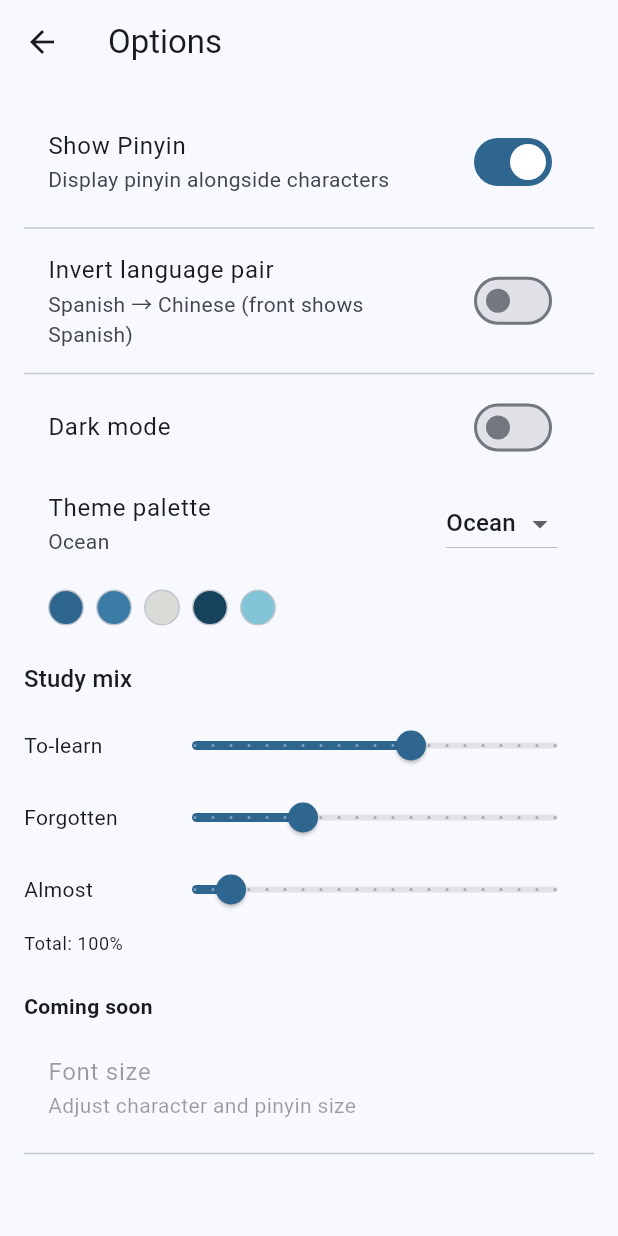
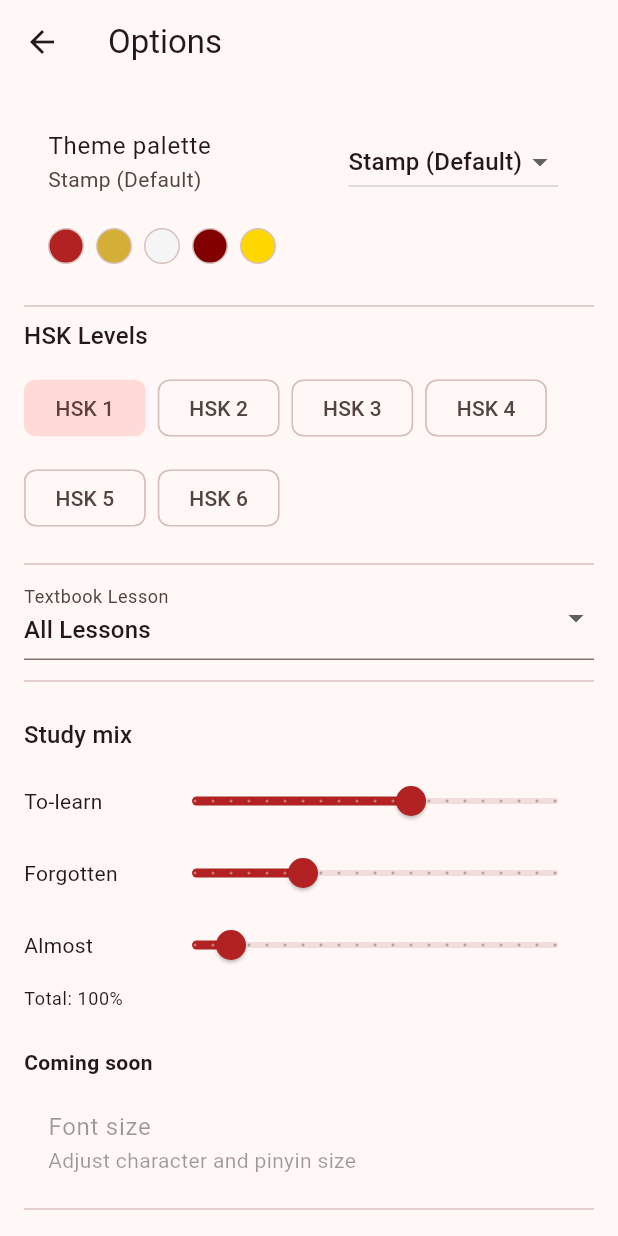
Before and after one commit to davidhthe2nd/mandarin-flashcards, a Flutter app: the OptionsScreen screen opened directly, on a phone screen of 412 x 824 dp. Run offline on Flutter 3.47's test engine with Material 3 defaults, Android fonts, the phone set to English and light mode, and no system bars; our stand-ins replace audioplayers, go_router, hive, hive_flutter; accounts and stored records are empty.

Commit message:
Add assets, lesson selection and UI polish
Add two image assets and a new 'Stamp' color palette; revamp several UI screens and widgets. Introduce selectedLesson state with persistence in options_state. Redesign MainMenuScreen to use a full-screen background, logo, centered cards and updated navigation; simplify/disable some toggles. Update OptionsScreen to use HSK FilterChips, a textbook lesson Dropdown, and tidy layout (some switches commented out). Restyle AnswerButtons with subtle tonal FilledButtons and refactor FlashcardFace for improved typography, audio icons, spacing and card visuals.

```diff
--- a/mandarin_flashcards/lib/state/options_state.dart
+++ b/mandarin_flashcards/lib/state/options_state.dart
@@ -169,4 +169,14 @@ Future<void> setMix({double? toLearn, double? forgotten, double? almost}) async
   await _write();
   notifyListeners();
 }
+
+int _selectedLesson = 0;
+int get selectedLesson => _selectedLesson;
+
+Future<void> setSelectedLesson(int lesson) async {
+  _selectedLesson = lesson;
+  await _box.put('selectedLesson', lesson);
+  notifyListeners();
 }
+
+}
--- a/mandarin_flashcards/lib/ui/screens/options_screen.dart
+++ b/mandarin_flashcards/lib/ui/screens/options_screen.dart
@@ -12,33 +12,34 @@ class OptionsScreen extends StatelessWidget {
   Widget build(BuildContext context) {
     final opts = context.watch<OptionsState>();
     final deck = context.read<DeckState>();
+    final t = Theme.of(context).textTheme;
 
     return Scaffold(
       appBar: AppBar(title: const Text('Options')),
       body: ListView(
         padding: const EdgeInsets.all(16),
         children: [
-          SwitchListTile(
-            title: const Text('Show Pinyin'),
-            subtitle: const Text('Display pinyin alongside characters'),
-            value: opts.showPinyin,
-            onChanged: (v) => context.read<OptionsState>().toggleShowPinyin(v),
-          ),
-          const Divider(),
+          // SwitchListTile(
+          //   title: const Text('Show Pinyin'),
+          //   subtitle: const Text('Display pinyin alongside characters'),
+          //   value: opts.showPinyin,
+          //   onChanged: (v) => context.read<OptionsState>().toggleShowPinyin(v),
+          // ),
+          // const Divider(),
 
-          SwitchListTile(
-            title: const Text('Invert language pair'),
-            subtitle: const Text('Spanish → Chinese (front shows Spanish)'),
-            value: opts.invertPair,
-            onChanged: (v) => context.read<OptionsState>().toggleInvertPair(v),
-          ),
+          // SwitchListTile(
+          //   title: const Text('Invert language pair'),
+          //   subtitle: const Text('Spanish → Chinese (front shows Spanish)'),
+          //   value: opts.invertPair,
+          //   onChanged: (v) => context.read<OptionsState>().toggleInvertPair(v),
+          // ),
 
-          const Divider(),
-          SwitchListTile(
-            title: const Text('Dark mode'),
-            value: opts.darkMode,
-            onChanged: (v) => context.read<OptionsState>().setDarkMode(v),
-          ),
+          // const Divider(),
+          // SwitchListTile(
+          //   title: const Text('Dark mode'),
+          //   value: opts.darkMode,
+          //   onChanged: (v) => context.read<OptionsState>().setDarkMode(v),
+          // ),
           ListTile(
             title: const Text('Theme palette'),
             subtitle: Text(TestPalettes.names[opts.activePaletteIndex]),
@@ -76,6 +77,43 @@ class OptionsScreen extends StatelessWidget {
               }).toList(),
             ),
           ),
+          const SizedBox(height: 12),
+          const Divider(),
+          Text("HSK Levels", style: t.titleMedium),
+          const SizedBox(height: 12),
+          Wrap(
+          spacing: 8,      // Horizontal space between chips
+          runSpacing: 12,  // Vertical space between lines (Fixes your 2nd issue!)
+          children: List.generate(6, (index) {
+            final level = index + 1;
+            final isSelected = opts.includesHSK(level);
+
+            return FilterChip(
+              label: Text("HSK $level"),
+              selected: isSelected,
+              showCheckmark: false, // Prevents width change/jumping
+              // Optional: Explicitly set padding to keep them consistent
+              padding: const EdgeInsets.symmetric(horizontal: 12, vertical: 8),
+              onSelected: (selected) => opts.toggleHSK(level, selected),
+              );
+            }),
+          ),
+
+          const SizedBox(height: 12),
+          const Divider(),
+
+          DropdownButtonFormField<int>(
+            value: opts.selectedLesson,
+            decoration: const InputDecoration(labelText: "Textbook Lesson"),
+            items: [
+              const DropdownMenuItem(value: 0, child: Text("All Lessons")),
+              ...List.generate(10, (i) => DropdownMenuItem(value: i + 1, child: Text("Lesson ${i + 1}"))),
+            ],
+            onChanged: (val) => opts.setSelectedLesson(val ?? 0),
+          ),
+
+          const SizedBox(height: 6),
+          const Divider(),
 
           // Title
           const SizedBox(height: 16),
--- a/mandarin_flashcards/lib/utils/colors.dart
+++ b/mandarin_flashcards/lib/utils/colors.dart
@@ -3,14 +3,16 @@ import 'package:flutter/material.dart';
 Color _hex(String h) => Color(int.parse(h.replaceFirst('#', '0xFF')));
 
 class TestPalettes {
+  // NEW: Stamp Palette [Primary Vermilion, Secondary Gold, Light Surface, Deep Accent, Highlight]
+  static const dStamp = ['#B22222', '#D4AF37', '#F5F5F5', '#800000', '#FFD700'];
   // Add/adjust to taste — order is [primary, secondary, surface-ish, dark accent/tertiary, highlight]
   static const aOcean = ['#2F6690', '#3A7CA5', '#D9DCD6', '#16425B', '#81C3D7'];
   static const bSunset = ['#F7B267', '#F79D65', '#FFF2E0', '#F27059', '#C8553D'];
   static const cForest = ['#2B9348', '#55A630', '#E9F5EA', '#007F5F', '#80B918'];
 
-  static const all = [aOcean, bSunset, cForest];
+  static const all = [dStamp, aOcean, bSunset, cForest];
 
-  static const names = ['Ocean', 'Sunset', 'Forest'];
+  static const names = ['Stamp (Default)', 'Ocean', 'Sunset', 'Forest'];
 }
 
 ColorScheme buildSchemeFromPalette({
```
Also changed, not shown: mandarin_flashcards/lib/ui/screens/learn_screen.dart (+10 -10 lines), mandarin_flashcards/lib/ui/screens/menu_screen.dart (+53 -32 lines), mandarin_flashcards/lib/ui/widgets/answer_buttons.dart (+23 -3 lines), mandarin_flashcards/lib/ui/widgets/flashcard_face.dart (+45 -28 lines), mandarin_flashcards/assets/images/logo.png (added), mandarin_flashcards/assets/images/main4.JPEG (added).
